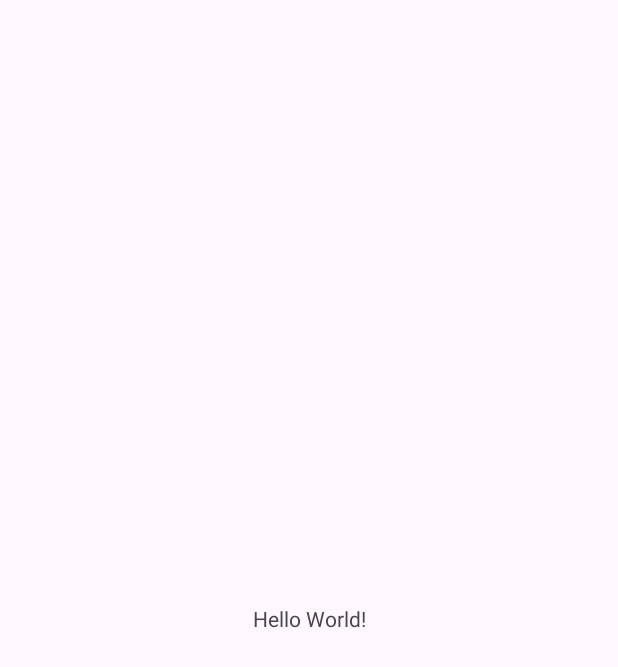
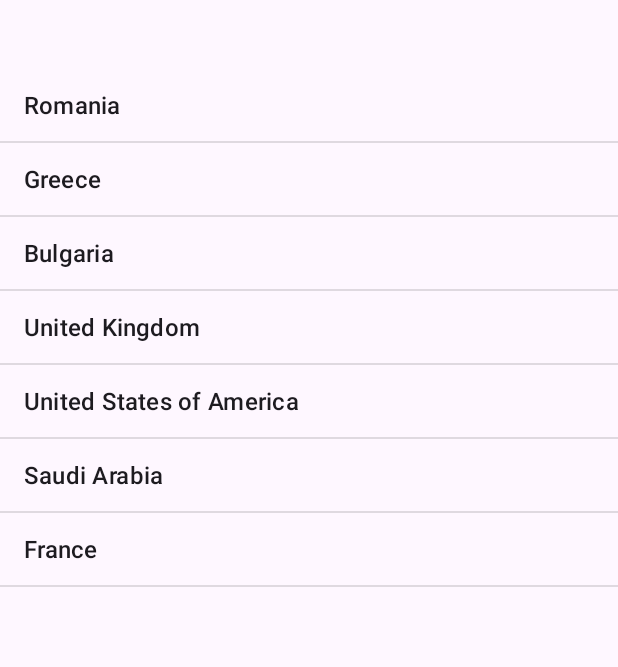
Before and after one commit to RobertBeraru/AndroidPlayground, an Android app: the screen it shows after launch (MainActivity), on a phone screen of 412 x 824 dp. Before the commit the part shown is almost empty. Shown: the top 667 px of the screen. Run offline under Robolectric (Android 15) with nearby library versions, the phone set to English and light mode, and no system bars.

Commit message:
List View adapters

```diff
--- a/adapters/src/main/java/com/example/adapters/MainActivity.java
+++ b/adapters/src/main/java/com/example/adapters/MainActivity.java
@@ -1,6 +1,8 @@
 package com.example.adapters;
 
 import android.os.Bundle;
+import android.widget.ArrayAdapter;
+import android.widget.ListView;
 
 import androidx.activity.EdgeToEdge;
 import androidx.appcompat.app.AppCompatActivity;
@@ -8,17 +10,30 @@ import androidx.core.graphics.Insets;
 import androidx.core.view.ViewCompat;
 import androidx.core.view.WindowInsetsCompat;
 
+import java.util.List;
+
 public class MainActivity extends AppCompatActivity {
+    ListView listView;
 
     @Override
     protected void onCreate(Bundle savedInstanceState) {
         super.onCreate(savedInstanceState);
         EdgeToEdge.enable(this);
         setContentView(R.layout.activity_main);
-        ViewCompat.setOnApplyWindowInsetsListener(findViewById(R.id.main), (v, insets) -> {
-            Insets systemBars = insets.getInsets(WindowInsetsCompat.Type.systemBars());
-            v.setPadding(systemBars.left, systemBars.top, systemBars.right, systemBars.bottom);
-            return insets;
-        });
+
+        // 1- AdapterView: ListView
+        listView = findViewById(R.id.listView);
+
+        //2- Data Source: String Array
+        String[] countries = {"Romania", "Greece", "Bulgaria", "United Kingdom", "United States of America", "Saudi Arabia", "France"};
+
+        //3- Adapter: acts as a bridge between the 'data source' the 'AdapterView'
+
+        ArrayAdapter<String> adapter = new ArrayAdapter<>(this,
+                android.R.layout.simple_list_item_1,
+                countries);
+
+        //4- Link ListView with the Adapter
+        listView.setAdapter(adapter);
     }
 }
--- a/adapters/src/main/res/layout/activity_main.xml
+++ b/adapters/src/main/res/layout/activity_main.xml
@@ -7,13 +7,14 @@
     android:layout_height="match_parent"
     tools:context=".MainActivity">
 
-    <TextView
-        android:layout_width="wrap_content"
-        android:layout_height="wrap_content"
-        android:text="Hello World!"
-        app:layout_constraintBottom_toBottomOf="parent"
+    <ListView
+        android:id="@+id/listView"
+        android:layout_width="0dp"
+        android:layout_height="731dp"
+        android:layout_marginTop="46dp"
         app:layout_constraintEnd_toEndOf="parent"
         app:layout_constraintStart_toStartOf="parent"
         app:layout_constraintTop_toTopOf="parent" />
 
+
 </androidx.constraintlayout.widget.ConstraintLayout>
```
